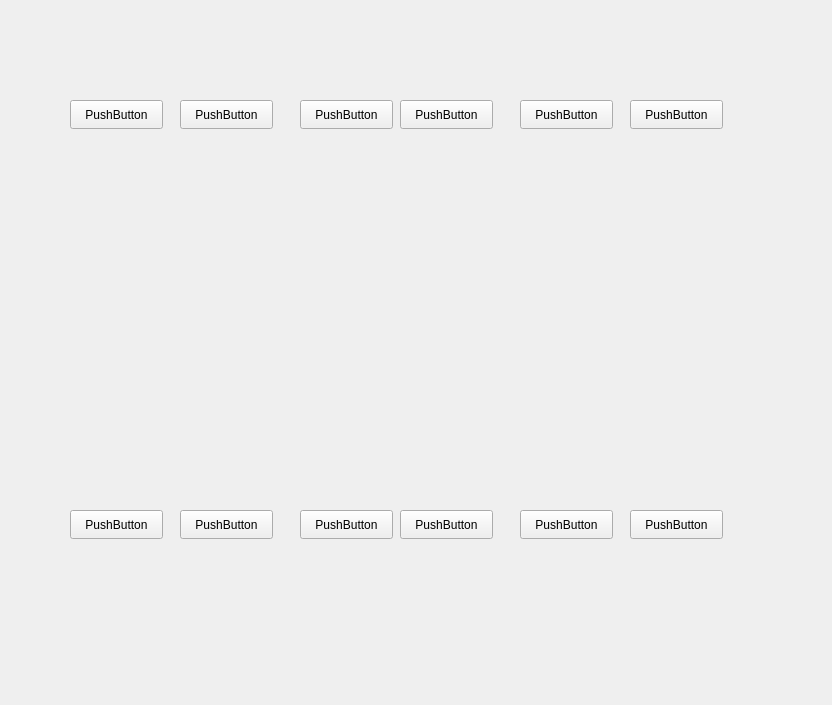
Before: the Qt Designer form Qt_2/gamehistory.ui in TadrosMaged/TicTacToe_Game, drawn with Qt 5.
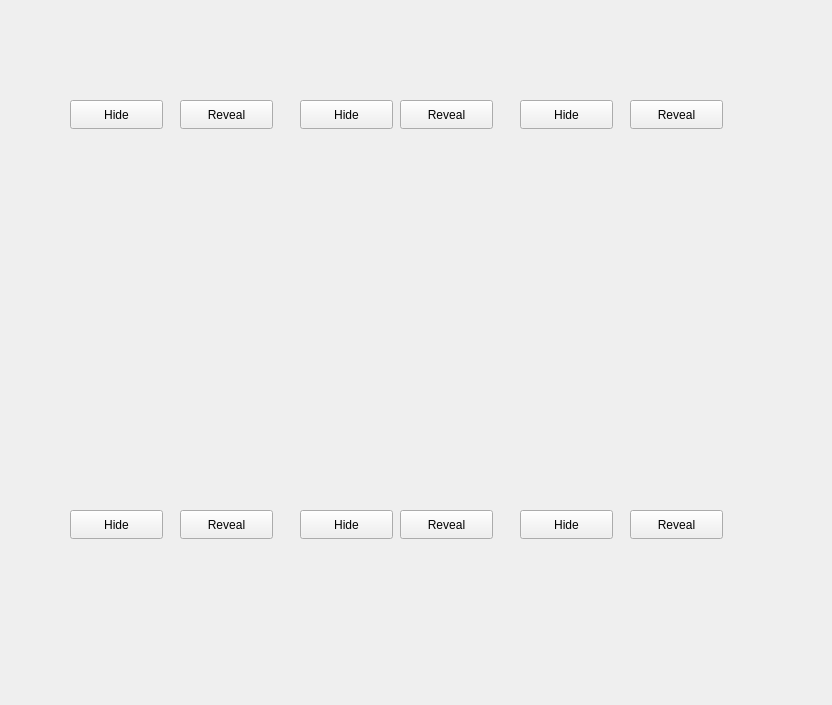
After: the same form once the commit is applied.

```diff
--- a/Qt_2/gamehistory.ui
+++ b/Qt_2/gamehistory.ui
@@ -59,7 +59,7 @@
     </rect>
    </property>
    <property name="text">
-    <string>PushButton</string>
+    <string>Hide</string>
    </property>
   </widget>
   <widget class="QPushButton" name="pushButton_4">
@@ -72,7 +72,7 @@
     </rect>
    </property>
    <property name="text">
-    <string>PushButton</string>
+    <string>Reveal</string>
    </property>
   </widget>
   <widget class="QPushButton" name="pushButton_5">
@@ -85,7 +85,7 @@
     </rect>
    </property>
    <property name="text">
-    <string>PushButton</string>
+    <string>Hide</string>
    </property>
   </widget>
   <widget class="QPushButton" name="pushButton_6">
@@ -98,7 +98,7 @@
     </rect>
    </property>
    <property name="text">
-    <string>PushButton</string>
+    <string>Reveal</string>
    </property>
   </widget>
   <widget class="QPushButton" name="pushButton_7">
@@ -111,7 +111,7 @@
     </rect>
    </property>
    <property name="text">
-    <string>PushButton</string>
+    <string>Reveal</string>
    </property>
   </widget>
   <widget class="QPushButton" name="pushButton_8">
@@ -124,7 +124,7 @@
     </rect>
    </property>
    <property name="text">
-    <string>PushButton</string>
+    <string>Hide</string>
    </property>
   </widget>
   <widget class="QPushButton" name="pushButton_9">
@@ -137,7 +137,7 @@
     </rect>
    </property>
    <property name="text">
-    <string>PushButton</string>
+    <string>Hide</string>
    </property>
   </widget>
   <widget class="QPushButton" name="pushButton_10">
@@ -150,7 +150,7 @@
     </rect>
    </property>
    <property name="text">
-    <string>PushButton</string>
+    <string>Reveal</string>
    </property>
   </widget>
   <widget class="QPushButton" name="pushButton_11">
@@ -163,7 +163,7 @@
     </rect>
    </property>
    <property name="text">
-    <string>PushButton</string>
+    <string>Hide</string>
    </property>
   </widget>
   <widget class="QPushButton" name="pushButton_12">
@@ -176,7 +176,7 @@
     </rect>
    </property>
    <property name="text">
-    <string>PushButton</string>
+    <string>Reveal</string>
    </property>
   </widget>
   <widget class="QPushButton" name="pushButton_13">
@@ -189,7 +189,7 @@
     </rect>
    </property>
    <property name="text">
-    <string>PushButton</string>
+    <string>Reveal</string>
    </property>
   </widget>
   <widget class="QPushButton" name="pushButton_14">
@@ -202,7 +202,7 @@
     </rect>
    </property>
    <property name="text">
-    <string>PushButton</string>
+    <string>Hide</string>
    </property>
   </widget>
  </widget>
```
